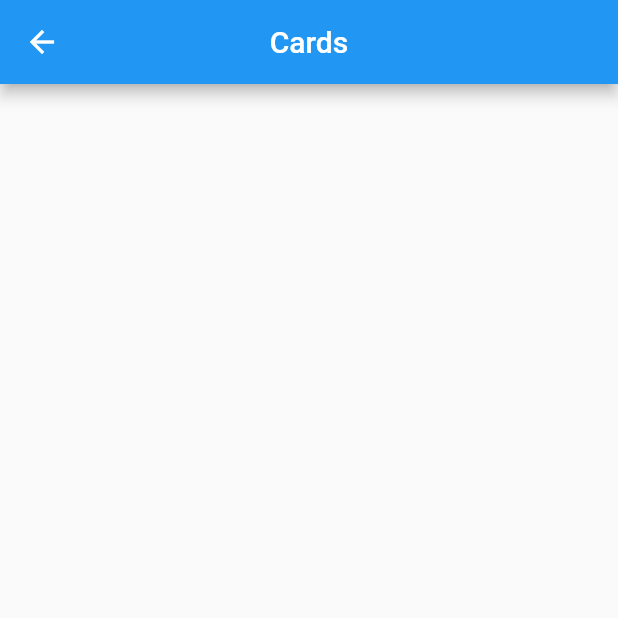
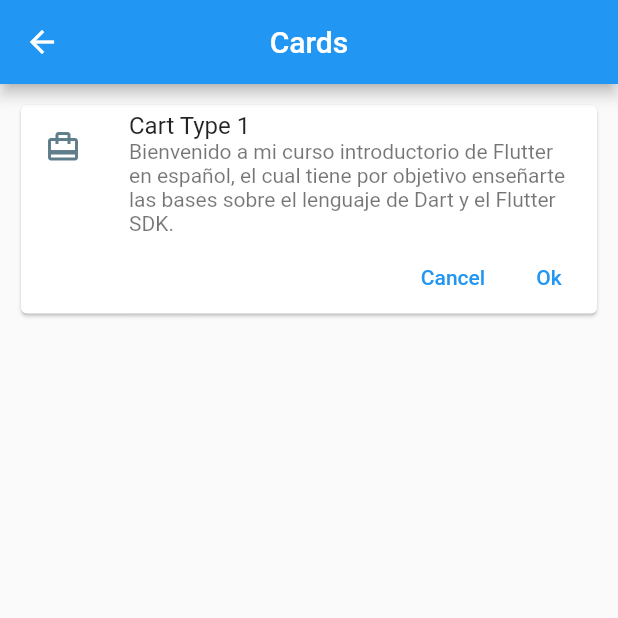
Before and after one commit to SebastianBC09/Flutter-Introduction, a Flutter app: the CardPage screen opened by its route, on a phone screen of 412 x 824 dp, the top half of it. Run offline on Flutter 3.47's test engine with Material 2 defaults, Android fonts, the phone set to English and light mode, and no system bars.

Commit message:
Creation of card type 1, this is the most basic type of card for flutter.

```diff
--- a/lib/src/pages/card_page.dart
+++ b/lib/src/pages/card_page.dart
@@ -7,8 +7,42 @@ class CardPage extends StatelessWidget {
   Widget build(BuildContext context) {
     return Scaffold(
       appBar: AppBar(
-        title: Text('Cards'),
+        title: const Text('Cards'),
         centerTitle: true,
+      ),
+      body: ListView(
+        padding: const EdgeInsets.all(10.0),
+        children: [
+          _cardType1(),
+        ],
+      ),
+    );
+  }
+
+  _cardType1() {
+    return Card(
+      child: Column(
+        children: [
+          const ListTile(
+            leading: Icon(Icons.card_travel, color: Colors.blueGrey),
+            title: Text('Cart Type 1'),
+            subtitle: Text(
+                'Bienvenido a mi curso introductorio de Flutter en español, el cual tiene por objetivo enseñarte las bases sobre el lenguaje de Dart y el Flutter SDK.'),
+          ),
+          Row(
+            mainAxisAlignment: MainAxisAlignment.end,
+            children: [
+              TextButton(
+                onPressed: () {},
+                child: const Text('Cancel'),
+              ),
+              TextButton(
+                onPressed: () {},
+                child: const Text('Ok'),
+              ),
+            ],
+          ),
+        ],
       ),
     );
   }
```
